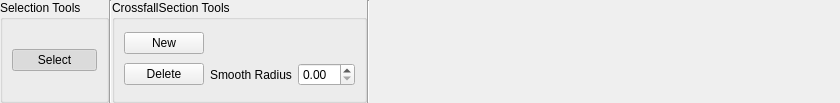
The window that src/OpenCOVER/DrivingSim/oddlot/src/gui/tools/CrossfallRibbon.ui (hlrs-vis/covise) describes before a commit, drawn with Qt 5.
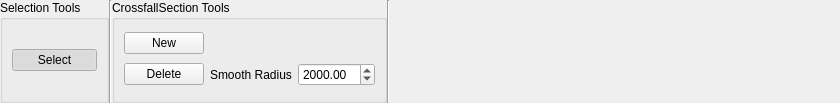
The same window after the commit.

Commit message: OpenDRIVE 1.4: class ObjectReference and SignalReference with validity added, id only internal, read, write RibbonToolEditor for crossfall and superelevation fixed, radius initialized

The edit to the form file:
```diff
--- a/src/OpenCOVER/DrivingSim/oddlot/src/gui/tools/CrossfallRibbon.ui
+++ b/src/OpenCOVER/DrivingSim/oddlot/src/gui/tools/CrossfallRibbon.ui
@@ -88,7 +88,14 @@
        </widget>
       </item>
       <item row="2" column="2">
-       <widget class="QDoubleSpinBox" name="radiusEdit"/>
+       <widget class="QDoubleSpinBox" name="radiusEdit">
+        <property name="maximum">
+         <double>10000.000000000000000</double>
+        </property>
+        <property name="value">
+         <double>2000.000000000000000</double>
+        </property>
+       </widget>
       </item>
       <item row="1" column="0">
        <widget class="QPushButton" name="crossfallAdd">
```
The commit also changes 24 other files.
